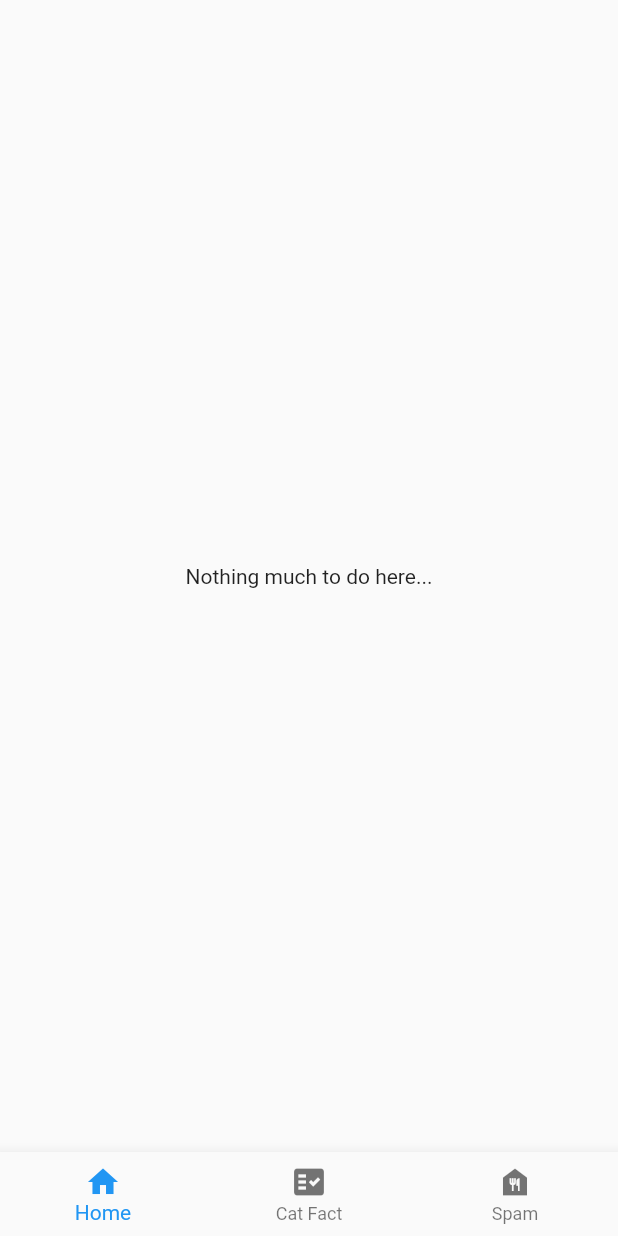
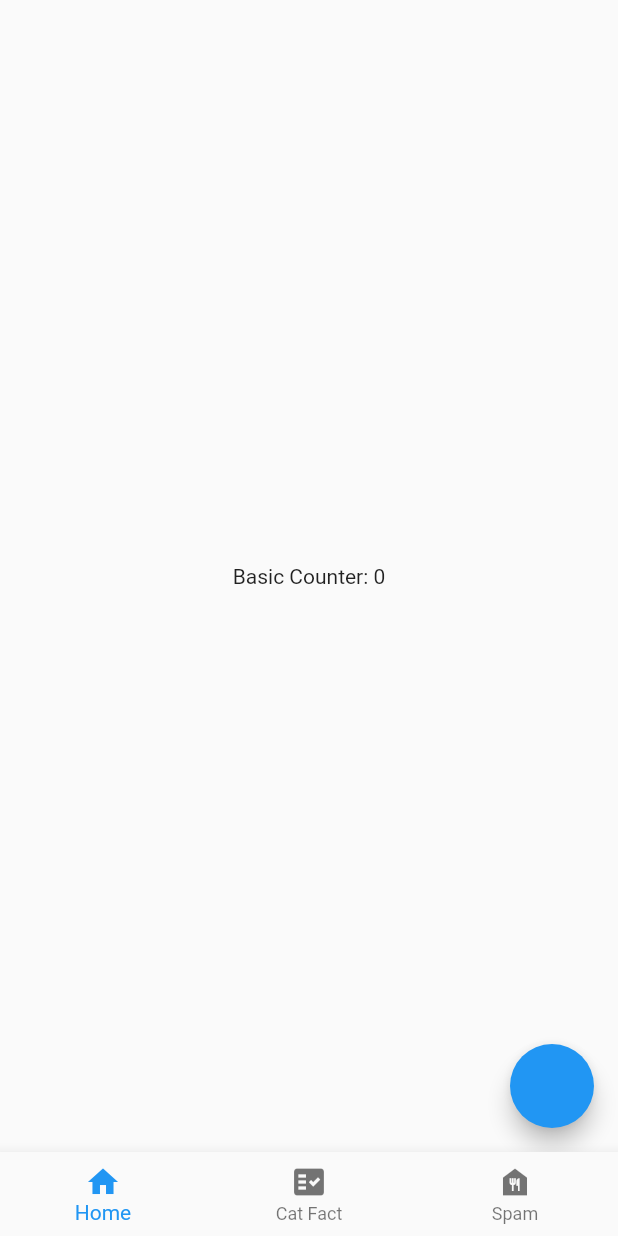
Before and after one commit to bens-schreiber/riverpod-test, a Flutter app: the screen it shows after launch, on a phone screen of 412 x 824 dp. Run offline on Flutter 3.47's test engine with Material 2 defaults, Android fonts, the phone set to English and light mode, and no system bars; our stand-ins replace flutter_riverpod, freezed_annotation, go_router, hooks_riverpod.

Commit message:
added a basic counter

```diff
--- a/lib/pages/content/cat_fact/cat_fact.dart
+++ b/lib/pages/content/cat_fact/cat_fact.dart
@@ -14,6 +14,6 @@ class CatFact extends HookConsumerWidget {
               textAlign: TextAlign.center,
             ),
         error: ((error, stackTrace) => const Placeholder()),
-        loading: () => const CircularProgressIndicator());
+        loading: () => const Center(child: CircularProgressIndicator()));
   }
 }
--- a/lib/pages/content/home/home_page.dart
+++ b/lib/pages/content/home/home_page.dart
@@ -1,14 +1,20 @@
 import 'package:flutter/material.dart';
+import 'package:flutter_riverpod/flutter_riverpod.dart';
+import 'package:riverpodtest/providers/providers.dart';
 
-class HomePage extends StatelessWidget {
+class HomePage extends ConsumerWidget {
   const HomePage({super.key});
 
   @override
-  Widget build(BuildContext context) {
-    return const Center(
-        child: Text(
-      "Nothing much to do here...",
-      textAlign: TextAlign.center,
-    ));
+  Widget build(BuildContext context, WidgetRef ref) {
+    final count = ref.watch(counterProvider);
+    return Scaffold(
+        floatingActionButton: FloatingActionButton(
+            onPressed: () => ref.read(counterProvider.notifier).state++),
+        body: Center(
+            child: Text(
+          "Basic Counter: $count",
+          textAlign: TextAlign.center,
+        )));
   }
 }
--- a/lib/pages/content/spam/spam_widget.dart
+++ b/lib/pages/content/spam/spam_widget.dart
@@ -12,7 +12,7 @@ class SpamWidget extends HookConsumerWidget {
     return seconds.when(
       skipLoadingOnRefresh: true,
       skipLoadingOnReload: true,
-      loading: () => const CircularProgressIndicator(),
+      loading: () => const Center(child: CircularProgressIndicator()),
       error: ((error, stackTrace) => const Placeholder()),
       data: (data) => SizedBox(
         height: 300,
--- a/lib/providers/providers.dart
+++ b/lib/providers/providers.dart
@@ -31,6 +31,10 @@ class PageControllerNotifier extends StateNotifier<int> {
     state = pageIndex;
   }
 }
+
+// Basic provider for just counting. No predefined State template like the page controller in this
+// example
+final counterProvider = StateProvider<int>((ref) => 0);
 
 // Responsible for the rate intStreamProvider produces ints
 final clockRateProvider = StateNotifierProvider<ClockRate, double>((ref) {
```
